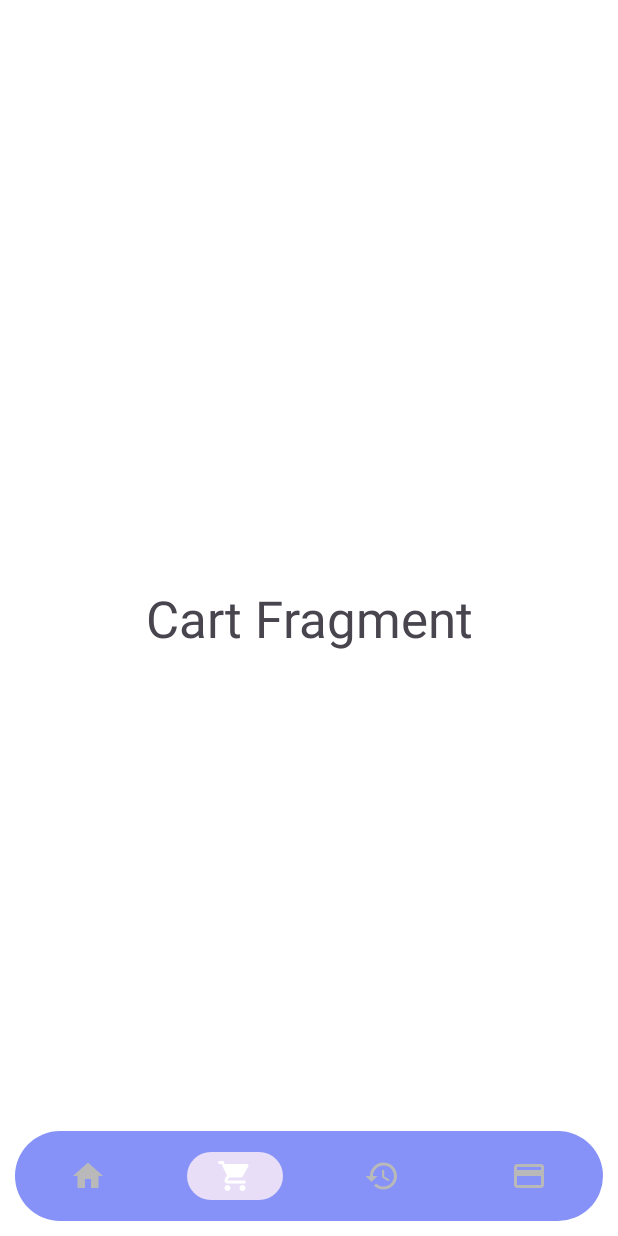
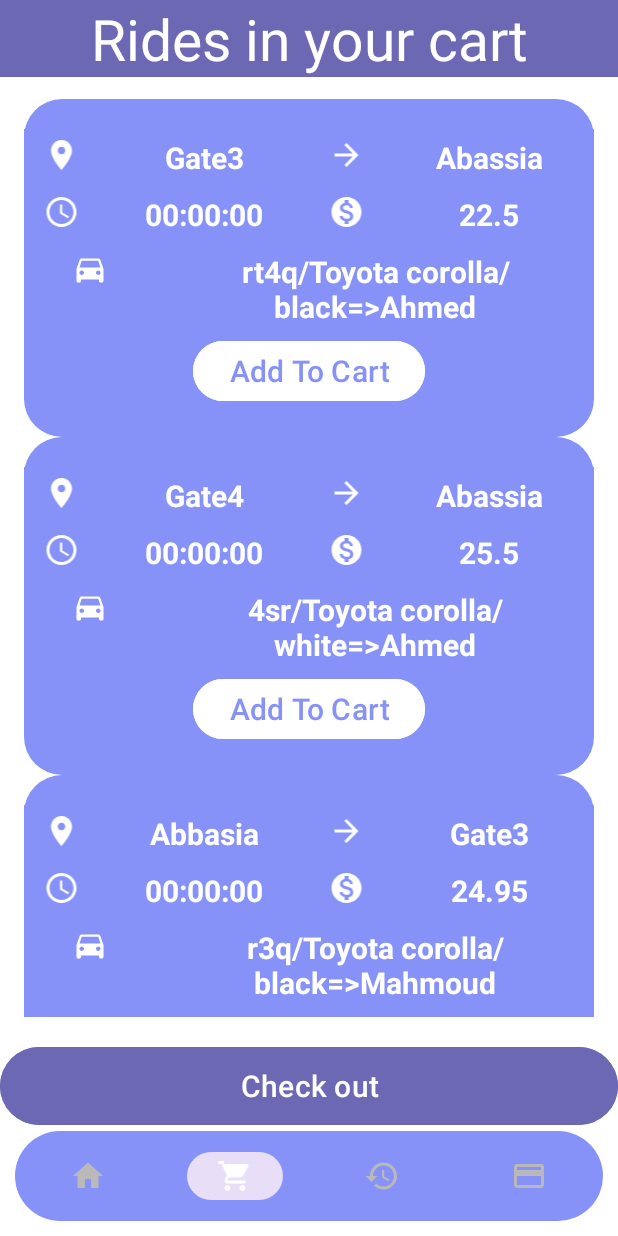
Before and after one commit to Zakaria-Madkour/Mobile-CarPool, an Android app: the HomeFragment screen opened directly, with no data from a screen before it, item 2 of the bottom bar chosen, on a phone screen of 412 x 824 dp. Run offline under Robolectric (Android 15) with nearby library versions, the phone set to English and light mode, and no system bars.

Commit message:
Add Recycler View To Cart and Finish Cart Fragments

```diff
--- a/app/src/main/java/com/example/majortask/CartFragment.java
+++ b/app/src/main/java/com/example/majortask/CartFragment.java
@@ -3,10 +3,20 @@ package com.example.majortask;
 import android.os.Bundle;
 
 import androidx.fragment.app.Fragment;
+import androidx.fragment.app.FragmentManager;
+import androidx.fragment.app.FragmentTransaction;
+import androidx.recyclerview.widget.LinearLayoutManager;
+import androidx.recyclerview.widget.RecyclerView;
 
+import android.util.Log;
 import android.view.LayoutInflater;
 import android.view.View;
 import android.view.ViewGroup;
+import android.widget.Button;
+
+import java.sql.Time;
+import java.util.ArrayList;
+import java.util.List;
 
 /**
  * A simple {@link Fragment} subclass.
@@ -14,6 +24,10 @@ import android.view.ViewGroup;
  * create an instance of this fragment.
  */
 public class CartFragment extends Fragment {
+    private List<Ride> ridesList;
+    private RecyclerView homeRecyclerView;
+    private RideAdapter rideAdapter;
+    private Button payButton;
 
     // TODO: Rename parameter arguments, choose names that match
     // the fragment initialization parameters, e.g. ARG_ITEM_NUMBER
@@ -59,6 +73,47 @@ public class CartFragment extends Fragment {
     public View onCreateView(LayoutInflater inflater, ViewGroup container,
                              Bundle savedInstanceState) {
         // Inflate the layout for this fragment
-        return inflater.inflate(R.layout.fragment_cart, container, false);
+        View rootView = inflater.inflate(R.layout.fragment_cart, container, false);
+        ridesList = generateRides();
+
+        payButton = rootView.findViewById(R.id.checkoutButton);
+        payButton.setOnClickListener(new View.OnClickListener() {
+            @Override
+            public void onClick(View v) {
+                Log.v("demo101","Button Clicked");
+                FragmentManager fragmentManager = requireActivity().getSupportFragmentManager();
+                FragmentTransaction fragmentTransaction = fragmentManager.beginTransaction();
+                fragmentTransaction.replace(R.id.frame_layout, new CheckoutFragment());
+                fragmentTransaction.commit();
+            }
+        });
+
+        homeRecyclerView = rootView.findViewById(R.id.cartRecyclerView);
+        homeRecyclerView.setLayoutManager(new LinearLayoutManager(getActivity()));
+        rideAdapter = new RideAdapter(ridesList);
+        homeRecyclerView.setAdapter(rideAdapter);
+        return rootView;
+    }
+
+
+    private List<Ride> generateRides(){
+        List<Ride> offeredRidesList = new ArrayList<>();
+        Car car1 = new Car("rt4q","Ahmed","black","Toyota","corolla");
+        Time time1 = new Time(0);
+        offeredRidesList.add(new Ride("Gate3", "Abassia",time1,22.5,car1));
+
+        Car car2 = new Car("4sr","Ahmed","white","Toyota","corolla");
+        Time time2 = new Time(0);
+        offeredRidesList.add(new Ride("Gate4", "Abassia",time2,25.5,car2));
+
+        Car car3 = new Car("r3q","Mahmoud","black","Toyota","corolla");
+        Time time3 = new Time(0);
+        offeredRidesList.add(new Ride("Abbasia", "Gate3",time3,24.95,car3));
+
+        Car car4 = new Car("r234q","Mohamed","grey","Toyota","corolla");
+        Time time4 = new Time(0);
+        offeredRidesList.add(new Ride("Abassia", "Gate4",time4,22.885,car4));
+
+        return offeredRidesList;
     }
 }
--- /dev/null
+++ b/app/src/main/res/drawable/baseline_credit_card_24.xml
@@ -0,0 +1,5 @@
+<vector android:height="24dp" android:tint="#000000"
+    android:viewportHeight="24" android:viewportWidth="24"
+    android:width="24dp" xmlns:android="http://schemas.android.com/apk/res/android">
+    <path android:fillColor="@android:color/white" android:pathData="M20,4L4,4c-1.11,0 -1.99,0.89 -1.99,2L2,18c0,1.11 0.89,2 2,2h16c1.11,0 2,-0.89 2,-2L22,6c0,-1.11 -0.89,-2 -2,-2zM20,18L4,18v-6h16v6zM20,8L4,8L4,6h16v2z"/>
+</vector>
--- a/app/src/main/res/layout/activity_main.xml
+++ b/app/src/main/res/layout/activity_main.xml
@@ -11,7 +11,7 @@
         android:id="@+id/frame_layout"
         android:layout_width="0dp"
         android:layout_height="0dp"
-        app:layout_constraintBottom_toBottomOf="parent"
+        app:layout_constraintBottom_toTopOf="@id/bottomNavigationView"
         app:layout_constraintEnd_toEndOf="parent"
         app:layout_constraintStart_toStartOf="parent"
         app:layout_constraintTop_toTopOf="parent">
--- a/app/src/main/res/layout/fragment_cart.xml
+++ b/app/src/main/res/layout/fragment_cart.xml
@@ -4,15 +4,33 @@
     android:layout_width="match_parent"
     android:layout_height="match_parent"
     android:background="@color/white"
-    tools:context=".CartFragment">
-
-    <!-- TODO: Update blank fragment layout -->
+    tools:context=".HomeFragment">
     <TextView
         android:layout_width="match_parent"
+        android:layout_height="wrap_content"
+        android:text="@string/cartTitle"
+        android:background="@color/lavender2"
+        android:textColor="@color/white"
+        android:gravity="center"
+        android:textSize="38dp"/>
+
+    <androidx.recyclerview.widget.RecyclerView
+        android:layout_width="match_parent"
         android:layout_height="match_parent"
-        android:layout_gravity="center"
-        android:gravity="center"
-        android:text="Cart Fragment"
-        android:textSize="34sp" />
+        android:id="@+id/cartRecyclerView"
+        android:padding="16dp"
+        android:layout_marginTop="50dp"
+        android:layout_marginBottom="60dp"/>
+
+    <Button
+        android:id="@+id/checkoutButton"
+        android:layout_width="match_parent"
+        android:layout_height="60dp"
+        android:layout_gravity="bottom"
+        android:backgroundTint="@color/lavender2"
+        android:text="Check out"
+        android:textSize="20dp" />
+
+
 
 </FrameLayout>
--- a/app/src/main/res/layout/fragment_home.xml
+++ b/app/src/main/res/layout/fragment_home.xml
@@ -20,7 +20,7 @@
        android:id="@+id/homeRecyclerView"
        android:padding="16dp"
        android:layout_marginTop="50dp"
-       android:layout_marginBottom="60dp"/>
+       />
 
 
 </FrameLayout>
--- a/app/src/main/res/values/strings.xml
+++ b/app/src/main/res/values/strings.xml
@@ -11,6 +11,7 @@
     <string name="lastName">Last Name</string>
 
     <string name="homeTitle">Upcoming Rides</string>
+    <string name="cartTitle">Rides in your cart</string>
 
 
 </resources>
```
Also changed, not shown: app/src/main/java/com/example/majortask/CheckoutFragment.java (added, +64 -0 lines), app/src/main/res/layout/fragment_checkout.xml (added, +92 -0 lines).
